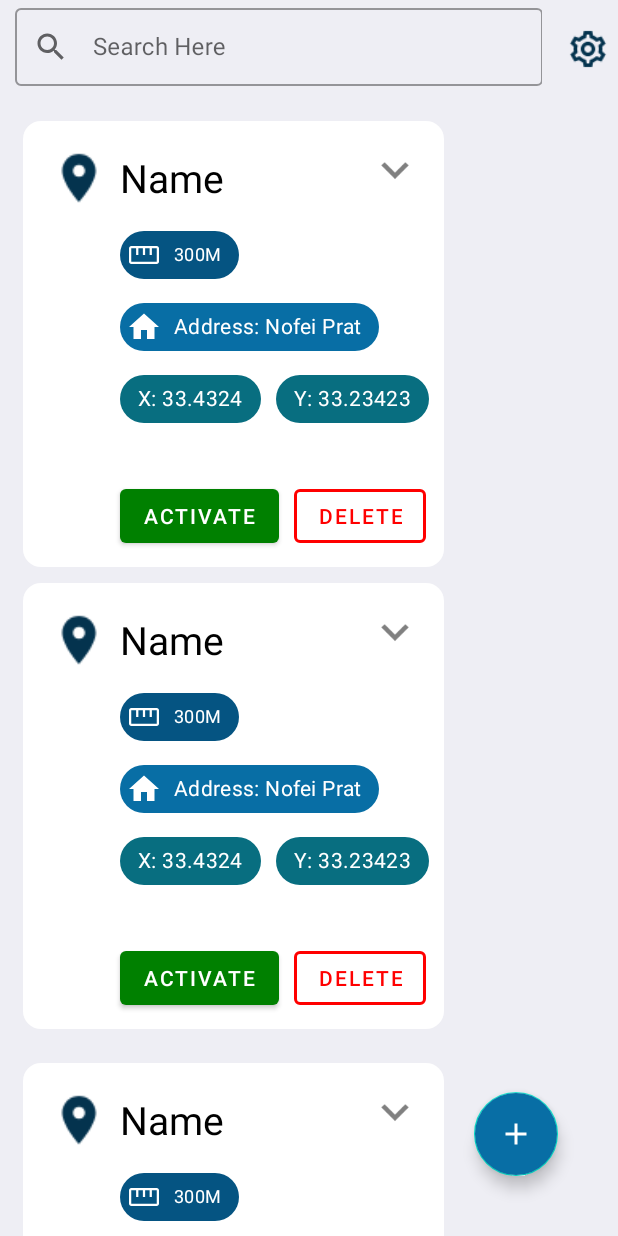
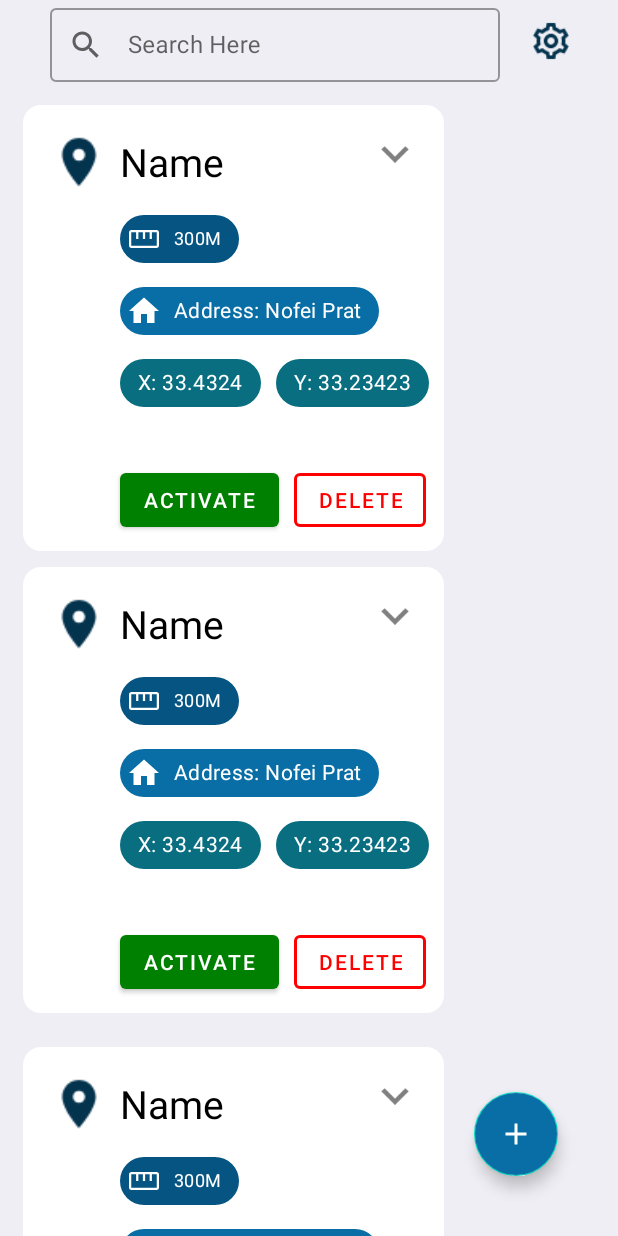
Before and after one commit to ZivSi/LocationAlarm, an Android app: the screen it shows after launch (MainActivity), after a tap on an icon or button, on a phone screen of 412 x 824 dp. Run offline under Robolectric (Android 15) with nearby library versions, the phone set to English and light mode, and no system bars; network calls fail; 1 statement that could not run was skipped.

Commit message:
fixed the settings icon to a constraint layout

```diff
--- a/app/src/main/res/layout/activity_main.xml
+++ b/app/src/main/res/layout/activity_main.xml
@@ -29,46 +29,11 @@
         app:layout_constraintEnd_toEndOf="parent"
         app:layout_constraintHorizontal_bias="0.0"
         app:layout_constraintStart_toStartOf="parent"
-        app:layout_constraintTop_toBottomOf="@+id/searchView"
+        app:layout_constraintTop_toBottomOf="@+id/constraintLayout"
         tools:itemCount="3"
-        tools:listitem="@layout/saved_location_item" />
+        tools:listitem="@layout/saved_location_item">
 
-    <com.google.android.material.textfield.TextInputLayout
-        android:id="@+id/searchView"
-        style="@style/Widget.MaterialComponents.TextInputLayout.OutlinedBox"
-        android:layout_width="371dp"
-        android:layout_height="65dp"
-        android:paddingHorizontal="10dp"
-        app:endIconDrawable="@drawable/ic_baseline_close_24"
-
-        app:layout_constraintStart_toStartOf="parent"
-        app:layout_constraintTop_toTopOf="parent"
-        app:startIconDrawable="@drawable/ic_baseline_search_24">
-
-        <com.google.android.material.textfield.TextInputEditText
-            android:id="@+id/searchBox"
-            android:layout_width="352dp"
-            android:layout_height="52dp"
-            android:hint="Search Here"
-            android:inputType="text"
-            android:lines="1"
-            android:maxLines="1" />
-    </com.google.android.material.textfield.TextInputLayout>
-
-    <ImageView
-        android:id="@+id/locationImageView"
-        android:layout_width="wrap_content"
-        android:layout_height="wrap_content"
-        android:scaleX="1.2"
-        android:scaleY="1.2"
-        android:src="@drawable/ic_settings"
-        android:clickable="true"
-        android:onClick="OpenSettings"
-        app:layout_constraintBottom_toTopOf="@+id/recyclerView"
-        app:layout_constraintEnd_toEndOf="parent"
-        app:layout_constraintStart_toEndOf="@+id/searchView"
-        app:layout_constraintTop_toTopOf="parent"
-        app:tint="@color/purple_900" />
+    </androidx.recyclerview.widget.RecyclerView>
 
     <TextView
         android:id="@+id/noLocationsTextView"
@@ -83,4 +48,53 @@
         app:layout_constraintStart_toStartOf="parent"
         app:layout_constraintTop_toTopOf="parent" />
 
+    <androidx.constraintlayout.widget.ConstraintLayout
+        android:id="@+id/constraintLayout"
+        android:layout_width="wrap_content"
+        android:layout_height="wrap_content"
+        app:layout_constraintEnd_toEndOf="parent"
+        app:layout_constraintStart_toStartOf="parent"
+        app:layout_constraintTop_toTopOf="parent"
+        android:paddingRight="10dp">
+
+        <com.google.android.material.textfield.TextInputLayout
+            android:id="@+id/searchView"
+            style="@style/Widget.MaterialComponents.TextInputLayout.OutlinedBox"
+            android:layout_width="wrap_content"
+            android:layout_height="wrap_content"
+            android:paddingHorizontal="10dp"
+            app:endIconDrawable="@drawable/ic_baseline_close_24"
+
+            app:layout_constraintTop_toTopOf="parent"
+            app:layout_constraintStart_toStartOf="@id/constraintLayout"
+            app:startIconDrawable="@drawable/ic_baseline_search_24">
+
+            <com.google.android.material.textfield.TextInputEditText
+                android:id="@+id/searchBox"
+                android:layout_width="300dp"
+                android:layout_height="49dp"
+                android:hint="Search Here"
+                android:inputType="text"
+                android:lines="1"
+                android:maxLines="1" />
+        </com.google.android.material.textfield.TextInputLayout>
+
+        <ImageView
+            android:id="@+id/settingsBtn"
+            android:layout_width="wrap_content"
+            android:layout_height="wrap_content"
+            android:layout_marginStart="12dp"
+            android:clickable="true"
+            android:onClick="OpenSettings"
+            android:scaleX="1.2"
+            android:scaleY="1.2"
+            android:src="@drawable/ic_settings"
+            app:layout_constraintBottom_toBottomOf="@+id/searchView"
+            app:layout_constraintEnd_toEndOf="@id/constraintLayout"
+            app:layout_constraintStart_toEndOf="@id/searchView"
+            app:layout_constraintTop_toTopOf="@+id/searchView"
+            app:tint="@color/purple_900" />
+
+    </androidx.constraintlayout.widget.ConstraintLayout>
+
 </androidx.constraintlayout.widget.ConstraintLayout>
```
